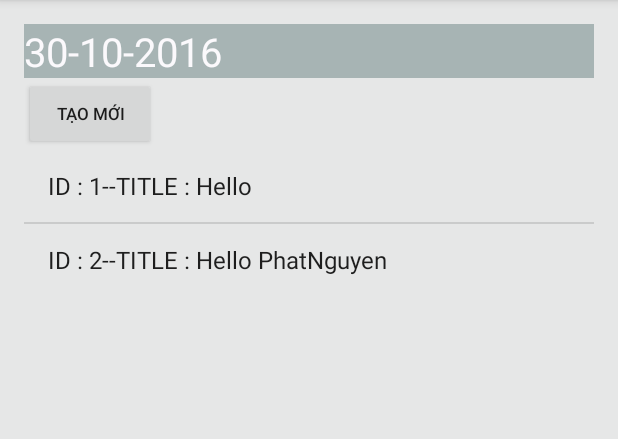
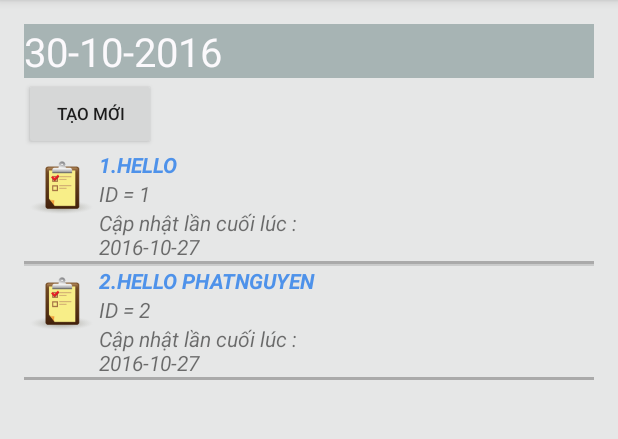
Before and after one commit to phatntuit/ToDo, an Android app: the screen it shows after launch (MainActivity), on a phone screen of 412 x 824 dp, the part 84-523 px from its top. Run offline under Robolectric (Android 15) with nearby library versions, the phone set to English and light mode, and no system bars.

Commit message:
custom adapter for list and item

```diff
--- a/app/build.gradle
+++ b/app/build.gradle
@@ -5,7 +5,7 @@ android {
     buildToolsVersion "24.0.3"
     defaultConfig {
         applicationId "uit.phatnguyen.todo"
-        minSdkVersion 16
+        minSdkVersion 21
         targetSdkVersion 24
         versionCode 1
         versionName "1.0"
--- a/app/src/main/java/uit/phatnguyen/todo/activity/MainActivity.java
+++ b/app/src/main/java/uit/phatnguyen/todo/activity/MainActivity.java
@@ -8,7 +8,6 @@ import android.support.v7.app.AppCompatActivity;
 import android.util.Log;
 import android.view.View;
 import android.widget.AdapterView;
-import android.widget.ArrayAdapter;
 import android.widget.Button;
 import android.widget.ListView;
 import android.widget.TextView;
@@ -16,9 +15,10 @@ import android.widget.Toast;
 
 import java.util.ArrayList;
 
+import uit.phatnguyen.todo.R;
+import uit.phatnguyen.todo.adapter.TDLArrayAdapter;
+import uit.phatnguyen.todo.db.ToDoHelper;
 import uit.phatnguyen.todo.helper.MyUtility;
-import uit.phatnguyen.todo.R;
-import uit.phatnguyen.todo.db.ToDoHelper;
 import uit.phatnguyen.todo.model.TodoList;
 
 public class MainActivity extends AppCompatActivity {
@@ -29,7 +29,12 @@ public class MainActivity extends AppCompatActivity {
     ToDoHelper toDoHelper ;
     TextView tvNotification;
     ArrayList<TodoList> arrayListTodoList;
-    ArrayAdapter<TodoList> arrayAdapterTodoList;
+
+    //ArrayAdapter<TodoList> arrayAdapterTodoList;
+
+    //customize adapter
+    TDLArrayAdapter myTDLAdapter;
+
     //luu ngay hien tai
     String date;
     //dung de gui gia tri qua cac activity
@@ -60,9 +65,14 @@ public class MainActivity extends AppCompatActivity {
         tvNow.setText(date);
         //set up list view
         arrayListTodoList = new ArrayList<TodoList>();
-        arrayAdapterTodoList = new ArrayAdapter<TodoList>(MainActivity.this,
-                android.R.layout.simple_list_item_1,arrayListTodoList);
-        lvToDoList.setAdapter(arrayAdapterTodoList);
+        /*arrayAdapterTodoList = new ArrayAdapter<TodoList>(MainActivity.this,
+                android.R.layout.simple_list_item_1,arrayListTodoList);*/
+        //test my adapter
+        myTDLAdapter = new TDLArrayAdapter(MainActivity.this,
+                R.layout.todo_list_row,arrayListTodoList);
+
+        //lvToDoList.setAdapter(arrayAdapterTodoList);
+        lvToDoList.setAdapter(myTDLAdapter);
     }
     private void addEvents(){
         btnAddList.setOnClickListener(new processMyFunct());
@@ -87,7 +97,9 @@ public class MainActivity extends AppCompatActivity {
                 kq = toDoHelper.deleteToDoList(listId);
                 if(kq == true){
                     arrayListTodoList.remove(position);
-                    arrayAdapterTodoList.notifyDataSetChanged();
+                    //arrayAdapterTodoList.notifyDataSetChanged();
+                    //test my custom adapter
+                    myTDLAdapter.notifyDataSetChanged();
                     Toast.makeText(MainActivity.this,"Da xoa listToDo co id = "+listId,
                             Toast.LENGTH_LONG).show();
                 }
@@ -123,7 +135,8 @@ public class MainActivity extends AppCompatActivity {
                 //them tdl vao mang arraylist
                 arrayListTodoList.add(tdl);
                 //cap nhat adapter
-                arrayAdapterTodoList.notifyDataSetChanged();
+                //arrayAdapterTodoList.notifyDataSetChanged();
+                myTDLAdapter.notifyDataSetChanged();
             }
             //System.out.println("So phan tu arraylist todolist :" + arrayListTodoList.size());
         }
--- /dev/null
+++ b/app/src/main/java/uit/phatnguyen/todo/adapter/TDLArrayAdapter.java
@@ -0,0 +1,59 @@
+package uit.phatnguyen.todo.adapter;
+
+import android.content.Context;
+import android.support.annotation.NonNull;
+import android.view.LayoutInflater;
+import android.view.View;
+import android.view.ViewGroup;
+import android.widget.ArrayAdapter;
+import android.widget.TextView;
+
+import java.util.ArrayList;
+
+import uit.phatnguyen.todo.R;
+import uit.phatnguyen.todo.model.TodoList;
+
+/**
+ * Created by PhatNguyen on 2016-10-30.
+ */
+
+public class TDLArrayAdapter extends ArrayAdapter<TodoList> {
+    Context context;
+    int layoutResourceId;
+    ArrayList<TodoList> tdls = null;
+
+    public TDLArrayAdapter(Context context,int layoutResourceId, ArrayList<TodoList> tdls) {
+        super(context, layoutResourceId, tdls);
+        this.context = context;
+        this.layoutResourceId = layoutResourceId;
+        this.tdls = tdls;
+    }
+
+    @NonNull
+    @Override
+    public View getView(int position, View convertView, ViewGroup parent) {
+        //Lấy đối tượng TodoList tại vị trí position
+        TodoList tdl = (TodoList) getItem(position);
+        //Kiểm tra xem view này tồn tại chưa ? Nếu chưa thì chèn vào
+        if(convertView == null) {
+            convertView = LayoutInflater.from(getContext())
+                    .inflate(R.layout.todo_list_row, parent, false);
+        }
+        //Lấy các control ra để set giá trị
+        //tvTenList = STT + Title của list đó
+        TextView tvTenList,tvListId,tvNgaySua;
+
+        tvTenList = (TextView) convertView.findViewById(R.id.tvTenList);
+        tvListId = (TextView) convertView.findViewById(R.id.tvListId);
+        tvNgaySua = (TextView) convertView.findViewById(R.id.tvNgaySua);
+
+        String tenlist = position + 1 + "." + tdl.getTITLE() + "";
+        String id = "ID = " + tdl.getID();
+        String ngaysua = "Cập nhật lần cuối lúc :\n" +tdl.getNGAYSUA();
+
+        tvTenList.setText(tenlist);
+        tvListId.setText(id);
+        tvNgaySua.setText(ngaysua);
+        return convertView;
+    }
+}
--- a/app/src/main/java/uit/phatnguyen/todo/db/ToDoHelper.java
+++ b/app/src/main/java/uit/phatnguyen/todo/db/ToDoHelper.java
@@ -119,8 +119,8 @@ public class ToDoHelper {
         Cursor cursor = getQuery(query,null);
         try {
             cursor.moveToFirst();
-            if(cursor.isNull(0))
-                id = 0;
+            if(cursor.getCount()==0)
+                id = 1;
             else
                 id = cursor.getInt(0) + 1;
         }catch (SQLiteException ex){
--- a/app/src/main/java/uit/phatnguyen/todo/model/Todo.java
+++ b/app/src/main/java/uit/phatnguyen/todo/model/Todo.java
@@ -1,6 +1,8 @@
 package uit.phatnguyen.todo.model;
 
 import java.io.Serializable;
+
+import uit.phatnguyen.todo.helper.MyUtility;
 
 /**
  * Created by PhatNguyen on 2016-10-26.
@@ -37,6 +39,8 @@ public class Todo implements Serializable{
 
     public Todo() {
         this.COLOR = "GREEN";
+        this.NGAYSUA = MyUtility.getCurrentDateTime();
+        this.NGAYTAO = MyUtility.getCurrentDateTime();
     }
     public int getID() {
         return ID;
--- a/app/src/main/java/uit/phatnguyen/todo/model/TodoList.java
+++ b/app/src/main/java/uit/phatnguyen/todo/model/TodoList.java
@@ -24,8 +24,8 @@ public class TodoList {
 
     public TodoList() {
        this.COLOR = "YELLOW";
-        this.NGAYSUA = MyUtility.getCurrentDate();
-        this.NGAYTAO = MyUtility.getCurrentDate();
+        this.NGAYSUA = MyUtility.getCurrentDateTime();
+        this.NGAYTAO = MyUtility.getCurrentDateTime();
     }
 
     public TodoList(int ID, String TITLE, String COLOR, String NGAYTAO, String NGAYSUA) {
--- /dev/null
+++ b/app/src/main/res/layout/todo_list_row.xml
@@ -0,0 +1,49 @@
+<?xml version="1.0" encoding="utf-8"?>
+<LinearLayout
+    xmlns:android="http://schemas.android.com/apk/res/android"
+    android:orientation="vertical"
+    android:layout_width="match_parent"
+    android:layout_height="match_parent">
+
+    <LinearLayout
+        android:layout_width="match_parent"
+        android:layout_height="wrap_content"
+        android:orientation="horizontal">
+        <ImageView
+            android:layout_width="50dp"
+            android:layout_height="50dp"
+            android:id="@+id/imgIcon"
+            android:src="@drawable/todo"/>
+        <LinearLayout
+            android:layout_width="wrap_content"
+            android:layout_height="wrap_content"
+            android:orientation="vertical">
+            <TextView
+                android:id="@+id/tvTenList"
+                android:layout_width="wrap_content"
+                android:layout_height="wrap_content"
+                android:hint="Tên danh sáchh công việc"
+                android:text="Hello list"
+                android:textAllCaps="true"
+                android:textStyle="bold|italic"
+                android:textColor="@color/blue" />
+            <TextView
+                android:layout_width="wrap_content"
+                android:layout_height="wrap_content"
+                android:id="@+id/tvListId"
+                android:text="listID"
+                android:textStyle="italic"/>
+            <TextView
+                android:id="@+id/tvNgaySua"
+                android:layout_width="wrap_content"
+                android:layout_height="wrap_content"
+                android:text="28-12-2016"
+                android:textStyle="italic"/>
+        </LinearLayout>
+    </LinearLayout>
+
+    <View
+        android:layout_width="match_parent"
+        android:layout_height="2dp"
+        android:background="@android:color/darker_gray"/>
+</LinearLayout>
```
Also changed, not shown: app/src/main/java/uit/phatnguyen/todo/activity/CreateItemsActivity.java (+9 -8 lines), app/src/main/java/uit/phatnguyen/todo/activity/CreateListActivity.java (+19 -9 lines), app/src/main/java/uit/phatnguyen/todo/adapter/TDArrayAdapter.java (added, +103 -0 lines), app/src/main/res/layout/items_detail.xml (+2 -6 lines), app/src/main/res/layout/todo_item_row.xml (added, +102 -0 lines), app/src/main/res/values/colors.xml (+7 -0 lines), app/src/main/res/drawable/alarm.png (added), app/src/main/res/drawable/dot.png (added), app/src/main/res/drawable/item.png (added), app/src/main/res/drawable/line.png (added), app/src/main/res/drawable/nottick.png (added), app/src/main/res/drawable/tick.png (added).
